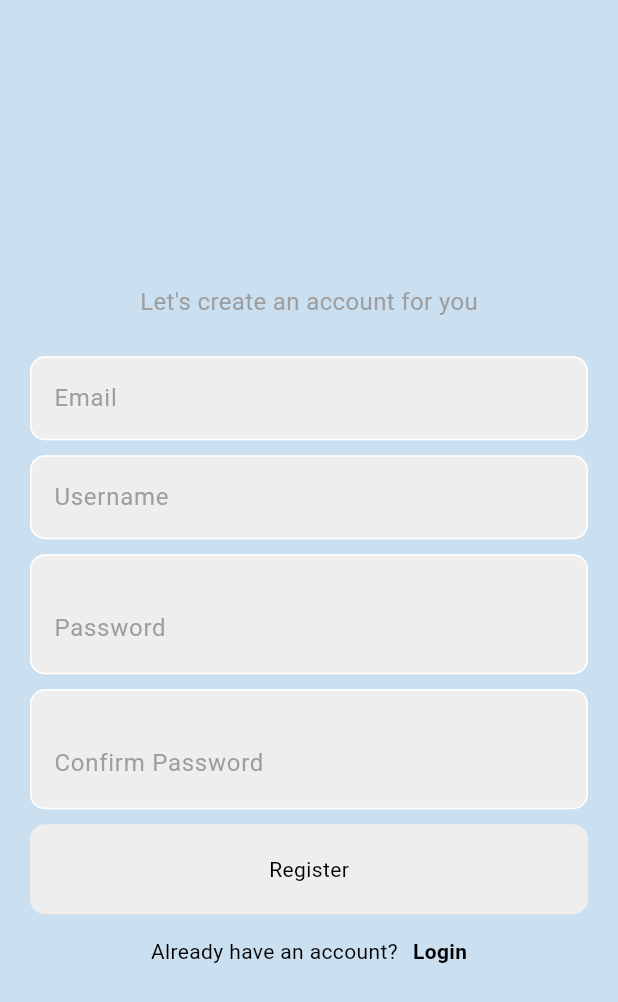
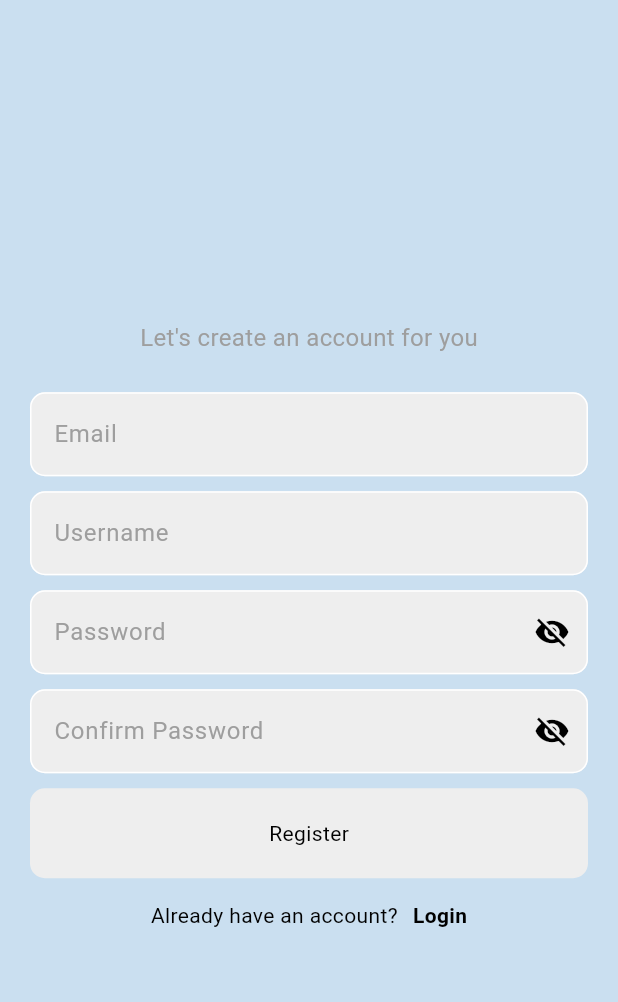
Before and after one commit to OlamideID/chat, a Flutter app: the screen it shows after launch, after a tap on "Register now", on a phone screen of 412 x 824 dp. Shown: the top 1002 px of the screen. Run offline on Flutter 3.47's test engine with Material 3 defaults, Android fonts, the phone set to English and light mode, and no system bars; our stand-ins replace cloud_firestore, firebase_auth, firebase_core, firebase_storage, flutter_riverpod, rive; missing offline and left inert: flutter_webrtc; accounts and stored records are empty; statements that could not run were skipped.

Commit message:
new changes

```diff
--- a/lib/components/confirmpass.dart
+++ b/lib/components/confirmpass.dart
@@ -1,12 +1,13 @@
 import 'package:flutter/material.dart';
 
 class ConfirmPass extends StatefulWidget {
-  const ConfirmPass(
-      {super.key,
+  const ConfirmPass({
+    super.key,
     required this.controller,
     required this.thing,
     required this.ontap,
-      this.onChanged});
+    this.onChanged,
+  });
   final TextEditingController controller;
   final String thing;
   final Function() ontap;
@@ -17,13 +18,13 @@
 }
 
 class _ConfirmPassState extends State<ConfirmPass> {
-  togglePass() {
+  bool obscured = true;
+
+  void togglePass() {
     setState(() {
       obscured = !obscured;
     });
   }
-
-  bool obscured = true;
 
   @override
   Widget build(BuildContext context) {
@@ -35,15 +36,19 @@
         controller: widget.controller,
         obscureText: obscured,
         decoration: InputDecoration(
-            suffix: IconButton(
+          suffixIcon: IconButton(
+            padding: EdgeInsets.zero, // Ensure no extra padding
+            constraints: const BoxConstraints(), // Minimal constraints
             onPressed: togglePass,
             icon: obscured
                 ? const Icon(Icons.visibility_off)
-                    : const Icon(Icons.visibility)),
+                : const Icon(Icons.visibility),
+          ),
           enabledBorder: OutlineInputBorder(
             borderSide:
                 BorderSide(color: Theme.of(context).colorScheme.tertiary),
-                borderRadius: BorderRadius.circular(10)),
+            borderRadius: BorderRadius.circular(10),
+          ),
           focusedBorder: OutlineInputBorder(
             borderSide:
                 BorderSide(color: Theme.of(context).colorScheme.primary),
@@ -52,7 +57,9 @@
           fillColor: Theme.of(context).colorScheme.secondary,
           filled: true,
           hintText: widget.thing,
-            hintStyle: TextStyle(color: Theme.of(context).colorScheme.primary)),
+          hintStyle:
+              TextStyle(color: Theme.of(context).colorScheme.primary),
+        ),
       ),
     );
   }
--- a/lib/components/passtext.dart
+++ b/lib/components/passtext.dart
@@ -7,7 +7,10 @@
     required this.thing,
     required this.ontap,
     this.onPressed,
-    required this.icon, required this.obscured, this.onChanged, this.focusNode,
+    required this.icon,
+    required this.obscured,
+    this.onChanged,
+    this.focusNode,
   });
   final TextEditingController controller;
   final String thing;
@@ -34,11 +37,17 @@
         controller: widget.controller,
         obscureText: widget.obscured,
         decoration: InputDecoration(
-            suffix: IconButton(onPressed: widget.onPressed, icon: widget.icon),
+            suffixIcon: IconButton(
+              onPressed: widget.onPressed,
+              icon: widget.icon,
+              padding: EdgeInsets.zero, // Ensure no extra padding
+              constraints: const BoxConstraints(),
+            ),
             enabledBorder: OutlineInputBorder(
-                borderSide:
-                    BorderSide(color: Theme.of(context).colorScheme.tertiary),
-                borderRadius: BorderRadius.circular(10)),
+              borderSide:
+                  BorderSide(color: Theme.of(context).colorScheme.tertiary),
+              borderRadius: BorderRadius.circular(10),
+            ),
             focusedBorder: OutlineInputBorder(
               borderSide:
                   BorderSide(color: Theme.of(context).colorScheme.primary),
--- a/lib/components/textfield.dart
+++ b/lib/components/textfield.dart
@@ -7,9 +7,11 @@
       required this.obscure,
       required this.controller,
       required this.onTap,
-      this.onChanged});
+      this.onChanged,
+      this.focusNode});
   final String hintText;
   final bool obscure;
+  final FocusNode? focusNode;
   final TextEditingController controller;
   final Function() onTap;
   final Function(String)? onChanged;
@@ -19,6 +21,7 @@
     return Padding(
       padding: const EdgeInsets.symmetric(horizontal: 20),
       child: TextField(
+        focusNode: focusNode,
         onChanged: onChanged,
         onTap: onTap,
         controller: controller,
--- a/lib/pages/login.dart
+++ b/lib/pages/login.dart
@@ -32,6 +32,8 @@
   void initState() {
     super.initState();
 
+    // Initialize RiveFile
+    RiveFile.initialize().then((_) {
       rootBundle.load(riveUrl).then((value) {
         final file = RiveFile.import(value);
         final art = file.mainArtboard;
@@ -39,20 +41,23 @@
             StateMachineController.fromArtboard(art, 'Login Machine');
         if (stateMachineController != null) {
           art.addController(stateMachineController!);
-        stateMachineController!.inputs.forEach((element) {
+          for (var element in stateMachineController!.inputs) {
             if (element.name == 'isChecking') {
               isChecking = element as SMIBool;
             } else if (element.name == 'isHandsUp') {
               isHandsup = element as SMIBool;
+            } else if (element.name == 'trigFail') {
+              failTigger = element as SMITrigger;
             } else if (element.name == 'trigSuccess') {
-            failTigger = element as SMITrigger;
+              successTigger = element as SMITrigger;
             } else if (element.name == 'numLook') {
               lookNum = element as SMINumber;
             }
-        });
+          }
         }
         setState(() {
           artboard = art;
+        });
       });
     });
   }
@@ -77,12 +82,12 @@
     isChecking?.change(false);
     isHandsup?.change(false);
     try {
-      failTigger?.fire();
+      successTigger!.fire();
+      Future.delayed(Durations.short4);
       await auth.signInWithEmailAndPassword(_emailCntrl.text, passCntrl.text);
       // successTigger?.fire();
     } catch (e) {
-      successTigger?.fire();
-
+      failTigger!.fire();
       showDialog(
         // ignore: use_build_context_synchronously
         context: context,
@@ -109,7 +114,8 @@
     try {
       await auth.sendPasswordResetEmail(email);
       ScaffoldMessenger.of(context).showSnackBar(
-        const SnackBar(content: Text('Password reset email sent! Check your inbox.')),
+        const SnackBar(
+            content: Text('Password reset email sent! Check your inbox.')),
       );
     } catch (e) {
       ScaffoldMessenger.of(context).showSnackBar(
@@ -122,41 +128,42 @@
     setState(() {
       obscured = !obscured;
     });
-    obscured ? coverEyes() : lookAround() && moveEyes(context);
+
+    if (obscured == true) {
+      coverEyes();
+    } else {
+      lookAround();
     }
-
-  dostuff() {
-    setState(() {
-      obscured = !obscured;
-    });
-    obscured ? coverEyes() : moveEyes(context);
   }
 
   @override
   Widget build(BuildContext context) {
     return Scaffold(
       backgroundColor: const Color.fromARGB(155, 187, 222, 251),
-      body: Center(
+      body: SafeArea(
+        child: Center(
           child: SingleChildScrollView(
+            // padding: EdgeInsets.all(10),
             child: Column(
-            mainAxisAlignment: MainAxisAlignment.center,
+              mainAxisSize: MainAxisSize.min,
               children: [
                 if (artboard != null)
                   SizedBox(
                     height: 300,
-                  width: 700,
+                    width: double.infinity,
                     child: Rive(artboard: artboard!),
                   ),
                 const SizedBox(
-                height: 50,
+                  height: 10,
                 ),
                 Text(
                   'Welcome back you\'ve been missed',
                   style: TextStyle(
-                    color: Theme.of(context).colorScheme.primary, fontSize: 16),
+                      color: Theme.of(context).colorScheme.primary,
+                      fontSize: 16),
                 ),
                 const SizedBox(
-                height: 25,
+                  height: 15,
                 ),
                 MyTextField(
                   onChanged: moveEyes,
@@ -166,7 +173,7 @@
                   obscure: false,
                 ),
                 const SizedBox(
-                height: 20,
+                  height: 10,
                 ),
                 PassText(
                   obscured: obscured,
@@ -226,6 +233,7 @@
             ),
           ),
         ),
+      ),
     );
   }
 }
```
Also changed, not shown: lib/pages/chat_page.dart (+6 -4 lines). Lines whose indentation alone changed are shown as unchanged.
